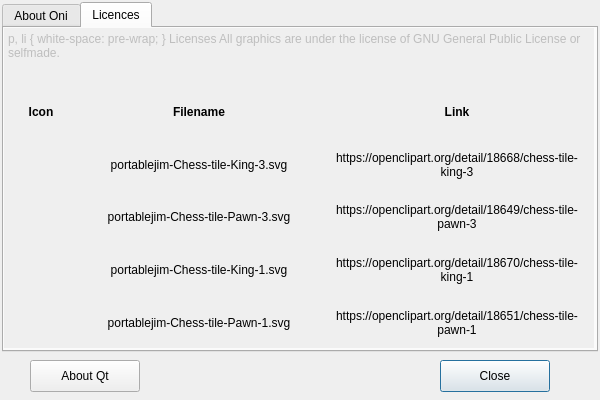
The window that aboutwindow.ui (gwolffgang/Oni) describes before a commit, drawn with Qt 5.
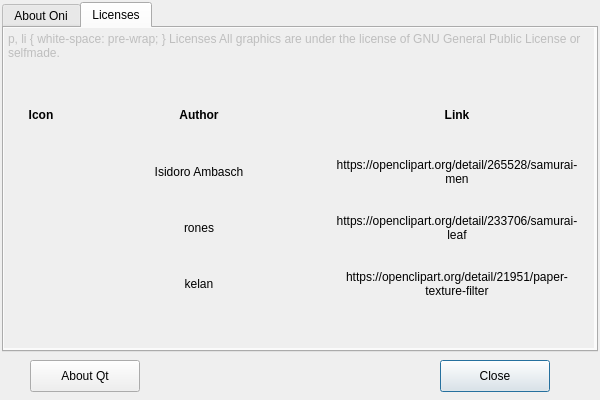
The same window after the commit. The open tabs and pages were chosen to show the change. Icons and pictures are not drawn.

The edit to the form file:
```diff
--- a/aboutwindow.ui
+++ b/aboutwindow.ui
@@ -143,7 +143,7 @@
    </widget>
    <widget class="QWidget" name="tabLicenses">
     <attribute name="title">
-     <string>Licences</string>
+     <string>Licenses</string>
     </attribute>
     <widget class="QWidget" name="gridLayoutWidget">
      <property name="geometry">
@@ -151,149 +151,10 @@
        <x>10</x>
        <y>60</y>
        <width>571</width>
-       <height>258</height>
+       <height>221</height>
       </rect>
      </property>
      <layout class="QGridLayout" name="gridLicenses">
-      <item row="4" column="2">
-       <widget class="QLabel" name="link_M_4">
-        <property name="maximumSize">
-         <size>
-          <width>250</width>
-          <height>50</height>
-         </size>
-        </property>
-        <property name="text">
-         <string>https://openclipart.org/detail/18651/chess-tile-pawn-1</string>
-        </property>
-        <property name="alignment">
-         <set>Qt::AlignCenter</set>
-        </property>
-        <property name="wordWrap">
-         <bool>true</bool>
-        </property>
-       </widget>
-      </item>
-      <item row="2" column="1">
-       <widget class="QLabel" name="label_2">
-        <property name="maximumSize">
-         <size>
-          <width>250</width>
-          <height>50</height>
-         </size>
-        </property>
-        <property name="text">
-         <string>portablejim-Chess-tile-Pawn-3.svg</string>
-        </property>
-        <property name="alignment">
-         <set>Qt::AlignCenter</set>
-        </property>
-        <property name="wordWrap">
-         <bool>true</bool>
-        </property>
-       </widget>
-      </item>
-      <item row="2" column="2">
-       <widget class="QLabel" name="link_M_2">
-        <property name="maximumSize">
-         <size>
-          <width>250</width>
-          <height>50</height>
-         </size>
-        </property>
-        <property name="text">
-         <string>https://openclipart.org/detail/18649/chess-tile-pawn-3</string>
-        </property>
-        <property name="alignment">
-         <set>Qt::AlignCenter</set>
-        </property>
-        <property name="wordWrap">
-         <bool>true</bool>
-        </property>
-       </widget>
-      </item>
-      <item row="3" column="2">
-       <widget class="QLabel" name="link_M_3">
-        <property name="maximumSize">
-         <size>
-          <width>250</width>
-          <height>50</height>
-         </size>
-        </property>
-        <property name="text">
-         <string>https://openclipart.org/detail/18670/chess-tile-king-1</string>
-        </property>
-        <property name="alignment">
-         <set>Qt::AlignCenter</set>
-        </property>
-        <property name="wordWrap">
-         <bool>true</bool>
-        </property>
-       </widget>
-      </item>
-      <item row="4" column="0">
-       <widget class="QLabel" name="img_S_2">
-        <property name="maximumSize">
-         <size>
-          <width>50</width>
-          <height>50</height>
-         </size>
-        </property>
-        <property name="text">
-         <string/>
-        </property>
-        <property name="pixmap">
-         <pixmap resource="res.qrc">:/pics/pieces/scolar_black.svg</pixmap>
-        </property>
-        <property name="scaledContents">
-         <bool>true</bool>
-        </property>
-        <property name="alignment">
-         <set>Qt::AlignCenter</set>
-        </property>
-       </widget>
-      </item>
-      <item row="3" column="0">
-       <widget class="QLabel" name="img_M_2">
-        <property name="maximumSize">
-         <size>
-          <width>50</width>
-          <height>50</height>
-         </size>
-        </property>
-        <property name="text">
-         <string/>
-        </property>
-        <property name="pixmap">
-         <pixmap resource="res.qrc">:/pics/pieces/master_black.svg</pixmap>
-        </property>
-        <property name="scaledContents">
-         <bool>true</bool>
-        </property>
-        <property name="alignment">
-         <set>Qt::AlignCenter</set>
-        </property>
-       </widget>
-      </item>
-      <item row="1" column="1">
-       <widget class="QLabel" name="label">
-        <property name="maximumSize">
-         <size>
-          <width>250</width>
-          <height>50</height>
-         </size>
-        </property>
-        <property name="text">
-         <string>portablejim-Chess-tile-King-3.svg</string>
-        </property>
-        <property name="alignment">
-         <set>Qt::AlignCenter</set>
-        </property>
-        <property name="wordWrap">
-         <bool>true</bool>
-        </property>
-       </widget>
-      </item>
       <item row="1" column="2">
        <widget class="QLabel" name="link_M">
         <property name="maximumSize">
@@ -303,7 +164,7 @@
          </size>
         </property>
         <property name="text">
-         <string>https://openclipart.org/detail/18668/chess-tile-king-3</string>
+         <string>https://openclipart.org/detail/265528/samurai-men</string>
         </property>
         <property name="alignment">
          <set>Qt::AlignCenter</set>
@@ -313,8 +174,8 @@
         </property>
        </widget>
       </item>
-      <item row="4" column="1">
-       <widget class="QLabel" name="label_4">
+      <item row="2" column="1">
+       <widget class="QLabel" name="author_S">
         <property name="maximumSize">
          <size>
           <width>250</width>
@@ -322,7 +183,45 @@
          </size>
         </property>
         <property name="text">
-         <string>portablejim-Chess-tile-Pawn-1.svg</string>
+         <string>rones</string>
+        </property>
+        <property name="alignment">
+         <set>Qt::AlignCenter</set>
+        </property>
+        <property name="wordWrap">
+         <bool>true</bool>
+        </property>
+       </widget>
+      </item>
+      <item row="3" column="2">
+       <widget class="QLabel" name="link_m">
+        <property name="maximumSize">
+         <size>
+          <width>250</width>
+          <height>50</height>
+         </size>
+        </property>
+        <property name="text">
+         <string>https://openclipart.org/detail/21951/paper-texture-filter</string>
+        </property>
+        <property name="alignment">
+         <set>Qt::AlignCenter</set>
+        </property>
+        <property name="wordWrap">
+         <bool>true</bool>
+        </property>
+       </widget>
+      </item>
+      <item row="2" column="2">
+       <widget class="QLabel" name="link_S">
+        <property name="maximumSize">
+         <size>
+          <width>250</width>
+          <height>50</height>
+         </size>
+        </property>
+        <property name="text">
+         <string>https://openclipart.org/detail/233706/samurai-leaf</string>
         </property>
         <property name="alignment">
          <set>Qt::AlignCenter</set>
@@ -341,7 +240,7 @@
          </size>
         </property>
         <property name="text">
-         <string>portablejim-Chess-tile-King-1.svg</string>
+         <string>kelan</string>
         </property>
         <property name="alignment">
          <set>Qt::AlignCenter</set>
@@ -351,6 +250,47 @@
         </property>
        </widget>
       </item>
+      <item row="1" column="1">
+       <widget class="QLabel" name="author_M">
+        <property name="maximumSize">
+         <size>
+          <width>250</width>
+          <height>50</height>
+         </size>
+        </property>
+        <property name="text">
+         <string>Isidoro Ambasch</string>
+        </property>
+        <property name="alignment">
+         <set>Qt::AlignCenter</set>
+        </property>
+        <property name="wordWrap">
+         <bool>true</bool>
+        </property>
+       </widget>
+      </item>
+      <item row="3" column="0">
+       <widget class="QLabel" name="img_m">
+        <property name="maximumSize">
+         <size>
+          <width>50</width>
+          <height>50</height>
+         </size>
+        </property>
+        <property name="text">
+         <string/>
+        </property>
+        <property name="pixmap">
+         <pixmap resource="res.qrc">:/pics/paper.png</pixmap>
+        </property>
+        <property name="scaledContents">
+         <bool>true</bool>
+        </property>
+        <property name="alignment">
+         <set>Qt::AlignCenter</set>
+        </property>
+       </widget>
+      </item>
       <item row="2" column="0">
        <widget class="QLabel" name="img_S">
         <property name="maximumSize">
@@ -373,6 +313,22 @@
         </property>
        </widget>
       </item>
+      <item row="0" column="1">
+       <widget class="QLabel" name="textAuthor">
+        <property name="font">
+         <font>
+          <weight>75</weight>
+          <bold>true</bold>
+         </font>
+        </property>
+        <property name="text">
+         <string>Author</string>
+        </property>
+        <property name="alignment">
+         <set>Qt::AlignCenter</set>
+        </property>
+       </widget>
+      </item>
       <item row="1" column="0">
        <widget class="QLabel" name="img_M">
         <property name="maximumSize">
@@ -395,22 +351,6 @@
         </property>
        </widget>
       </item>
-      <item row="0" column="1">
-       <widget class="QLabel" name="textFilename">
-        <property name="font">
-         <font>
-          <weight>75</weight>
-          <bold>true</bold>
-         </font>
-        </property>
-        <property name="text">
-         <string>Filename</string>
-        </property>
-        <property name="alignment">
-         <set>Qt::AlignCenter</set>
-        </property>
-       </widget>
-      </item>
       <item row="0" column="2">
        <widget class="QLabel" name="textLink">
         <property name="font">
```
Left out of the diff: 13 changed lines with no effect on the pictures.
